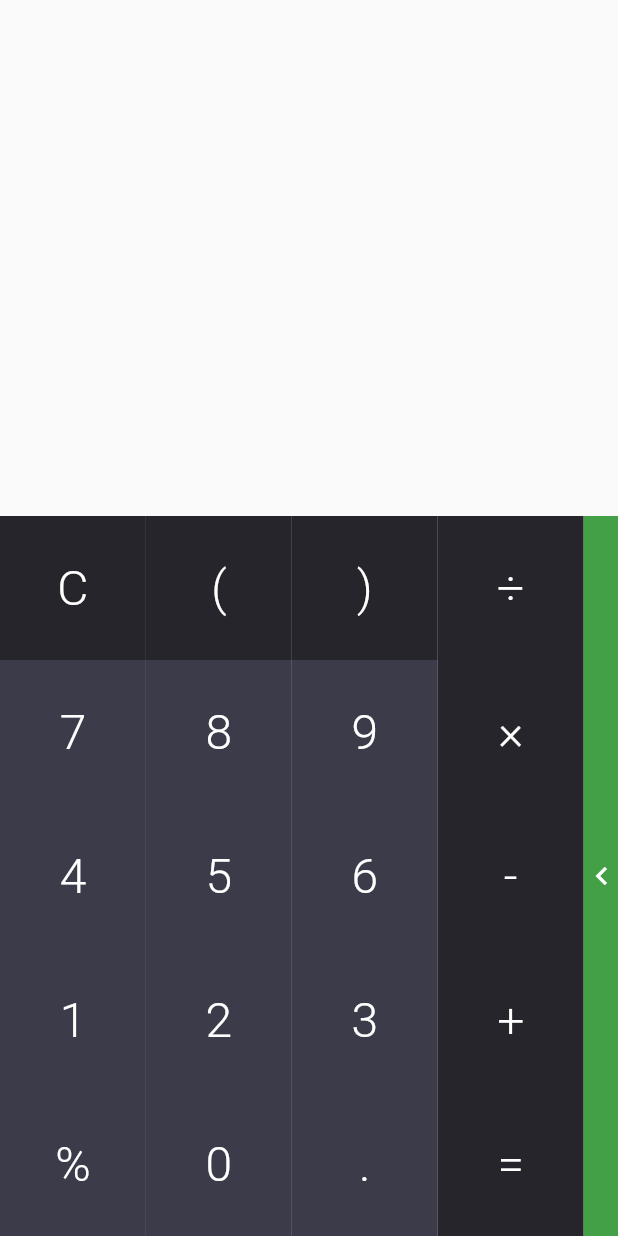
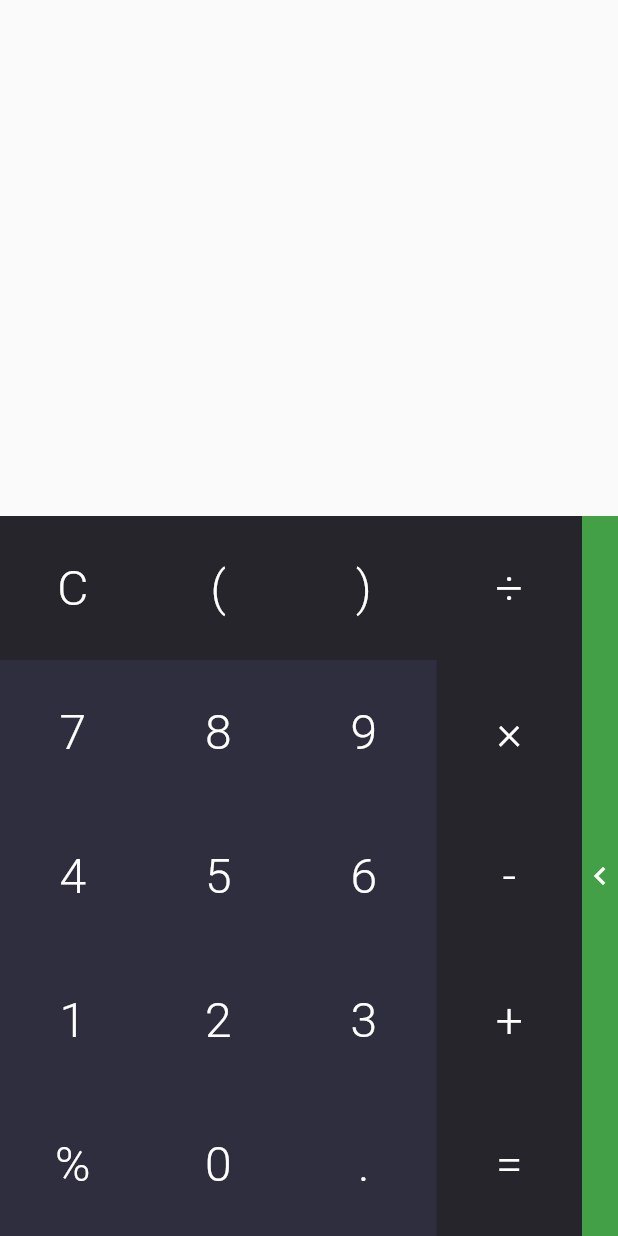
Before and after one commit to osphea/stem-calculator, a Flutter app: the screen it shows after launch, on a phone screen of 412 x 824 dp. Run offline on Flutter 3.47's test engine with Material 2 defaults, Android fonts, the phone set to English and light mode, and no system bars; our stand-ins replace math_expressions.

Commit message:
dynamic font, removed white borders around buttons when resized, refactored code

```diff
--- a/lib/calculator.dart
+++ b/lib/calculator.dart
@@ -2,23 +2,28 @@ import 'package:flutter/material.dart';
 import 'package:math_expressions/math_expressions.dart';
 import 'dart:math' as math;
 
-class Calculator extends StatefulWidget {
+class Calculator extends StatelessWidget {
   @override
-  _CalculatorState createState() => _CalculatorState();
+  Widget build(BuildContext context) {
+    return MaterialApp(
+        title: 'Calculator',
+        theme: ThemeData(
+          primarySwatch: Colors.green,
+          accentColor: Colors.green[600],
+        ),
+        home: CalculatorHome(),
+    );
+  }
 }
 
-const textFieldPadding = EdgeInsets.only(right: 8.0);
-const textFieldTextStyle = TextStyle(fontSize: 80.0, fontWeight: FontWeight.w300);
-const buttonTextStyle = TextStyle(fontSize: 32.0, fontWeight: FontWeight.w300, color: Colors.white);
-const themePrimary = Colors.green;
-var themeAccent = Colors.green[600];
-const numColor = Color.fromRGBO(48, 47, 63, .94);
-const opColor = Color.fromRGBO(22, 21, 29, .93);
-
-class _CalculatorState extends State<Calculator> {
+class _CalculatorHomeState extends State<CalculatorHome> {
   TextSelection _currentSelection = TextSelection(baseOffset: 0, extentOffset: 0);
   TextEditingController _controller = TextEditingController(text: '');
   final GlobalKey _textFieldKey = GlobalKey();
+  final textFieldPadding = EdgeInsets.only(right: 8.0);
+  static TextStyle textFieldTextStyle = TextStyle(fontSize: 80.0, fontWeight: FontWeight.w300);
+  Color _numColor = Color.fromRGBO(48, 47, 63, .94);
+  Color _opColor = Color.fromRGBO(22, 21, 29, .93);
   double _fontSize = textFieldTextStyle.fontSize;
   final _pageController = PageController(initialPage: 0);
   bool _useRadians = false;
@@ -132,19 +137,21 @@ class _CalculatorState extends State<Calculator> {
     _onTextChanged();
   }
 
-  Widget _buildButton(Color color, String label, Function() func) {
+  Widget _buildButton(String label, [Function() func]) {
+    if (func==null) func =  (){_append(label);};
     return Expanded(
-      flex: 1,
-      child: GestureDetector(
+        child: InkResponse(
+          onTap: func,
           onLongPress: (label == 'C') ? () => _clear(true) : null,
-        child: FlatButton(
-          shape: BeveledRectangleBorder(),
+          child: Center(
               child: Text(
                 label,
-            style: buttonTextStyle,
+                style: TextStyle(
+                    fontSize: (MediaQuery.of(context).orientation == Orientation.portrait) ? 32.0 : 20.0,//24
+                    fontWeight: FontWeight.w300,
+                    color: Colors.white
                 ),
-          color: color,
-          onPressed: func,
+              )
           ),
         ),
     );
@@ -152,20 +159,15 @@ class _CalculatorState extends State<Calculator> {
 
   @override
   Widget build(BuildContext context) {
-    return MaterialApp(
-      title: 'Calculator',
-      theme: ThemeData(
-        primarySwatch: themePrimary,
-        accentColor: themeAccent,
-      ),
-      home: Scaffold(
+    return  Scaffold(
         appBar: AppBar(
           backgroundColor: Theme.of(context).canvasColor,
           elevation: 0.0,
         ),
         body: Column(
-          crossAxisAlignment: CrossAxisAlignment.end,
-          mainAxisAlignment: MainAxisAlignment.spaceEvenly,
+          //crossAxisAlignment: CrossAxisAlignment.end,
+          //stretch?
+          //mainAxisAlignment: MainAxisAlignment.spaceEvenly,
           children: [
             Expanded(
               flex: 3,
@@ -183,6 +185,7 @@ class _CalculatorState extends State<Calculator> {
             ),
             Expanded(
               flex: 5,
+               child: Material(color: _opColor,
                 child: PageView(
                 controller: _pageController,
                 children: [
@@ -190,7 +193,7 @@ class _CalculatorState extends State<Calculator> {
                     crossAxisAlignment: CrossAxisAlignment.stretch,
                     children: [
                       Expanded(
-                        flex: 17,
+                        flex: 3,
                         child: Column(
                           children: [
                             Expanded(
@@ -198,10 +201,26 @@ class _CalculatorState extends State<Calculator> {
                                 crossAxisAlignment: CrossAxisAlignment.stretch,
                                 mainAxisAlignment: MainAxisAlignment.spaceEvenly,
                                 children: [
-                                  _buildButton(opColor, 'C', _clear),
-                                  _buildButton(opColor, '(', () => _append('(')),
-                                  _buildButton(opColor, ')', () => _append(')')),
-                                  _buildButton(opColor, '÷', () => _append('÷')),
+                                  _buildButton('C', _clear),
+                                  _buildButton('('),
+                                  _buildButton(')'),
+                                ],
+                              ),
+                            ),
+                            Expanded(
+                              flex: 4,
+                              child: Material(
+                                  color: _numColor,
+                                  child: Column(
+                                children: [
+                                  Expanded(
+                                    child: Row(
+                                      crossAxisAlignment: CrossAxisAlignment.stretch,
+                                      mainAxisAlignment: MainAxisAlignment.spaceEvenly,
+                                      children: [
+                                        _buildButton('7'),
+                                        _buildButton('8'),
+                                        _buildButton('9'),
                                       ],
                                     ),
                                   ),
@@ -210,10 +229,9 @@ class _CalculatorState extends State<Calculator> {
                                       crossAxisAlignment: CrossAxisAlignment.stretch,
                                       mainAxisAlignment: MainAxisAlignment.spaceEvenly,
                                       children: [
-                                  _buildButton(numColor, '7', () => _append('7')),
-                                  _buildButton(numColor, '8', () => _append('8')),
-                                  _buildButton(numColor, '9', () => _append('9')),
-                                  _buildButton(opColor, '×', () => _append('×')),
+                                        _buildButton('4'),
+                                        _buildButton('5'),
+                                        _buildButton('6'),
                                       ],
                                     ),
                                   ),
@@ -222,10 +240,9 @@ class _CalculatorState extends State<Calculator> {
                                       crossAxisAlignment: CrossAxisAlignment.stretch,
                                       mainAxisAlignment: MainAxisAlignment.spaceEvenly,
                                       children: [
-                                  _buildButton(numColor, '4', () => _append('4')),
-                                  _buildButton(numColor, '5', () => _append('5')),
-                                  _buildButton(numColor, '6', () => _append('6')),
-                                  _buildButton(opColor, '-', () => _append('-')),
+                                        _buildButton('1'),
+                                        _buildButton('2'),
+                                        _buildButton('3'),
                                       ],
                                     ),
                                   ),
@@ -234,33 +251,33 @@ class _CalculatorState extends State<Calculator> {
                                       crossAxisAlignment: CrossAxisAlignment.stretch,
                                       mainAxisAlignment: MainAxisAlignment.spaceEvenly,
                                       children: [
-                                  _buildButton(numColor, '1', () => _append('1')),
-                                  _buildButton(numColor, '2', () => _append('2')),
-                                  _buildButton(numColor, '3', () => _append('3')),
-                                  _buildButton(opColor, '+', () => _append('+')),
-                                ],
-                              ),
-                            ),
-                            Expanded(
-                              child: Row(
-                                crossAxisAlignment: CrossAxisAlignment.stretch,
-                                mainAxisAlignment: MainAxisAlignment.spaceEvenly,
-                                children: [
-                                  _buildButton(numColor, '%', () => _append('%')),
-                                  _buildButton(numColor, '0', () => _append('0')),
-                                  _buildButton(numColor, '.', () => _append('.')),
-                                  _buildButton(opColor, '=', _equals),
+                                        _buildButton('%'),
+                                        _buildButton('0'),
+                                        _buildButton('.'),
                                       ],
                                     ),
                                   ),
                                 ],
                               ),
                             ),
+                            ),
+                          ],
+                        ),
+                      ),
                       Expanded(
-                        flex: 1,
-                        child: InkWell(
+                        child: Column(
+                          children: <Widget>[
+                            _buildButton('÷'),
+                            _buildButton('×'),
+                            _buildButton('-'),
+                            _buildButton('+'),
+                            _buildButton('=', _equals),
+                          ],
+                        )
+                        ),
+                      InkWell(
                           child: Container(
-                            color: themeAccent,
+                            color: Theme.of(context).accentColor,
                             child: Icon(
                               Icons.chevron_left,
                               color: Colors.white,
@@ -272,9 +289,11 @@ class _CalculatorState extends State<Calculator> {
                             curve: Curves.ease,
                           ),
                         ),
-                      ),
                     ],
                   ),
+                  Material(
+                    color: Theme.of(context).accentColor,
+                    child:
                   Column(
                     children: [
                       Expanded(
@@ -282,9 +301,9 @@ class _CalculatorState extends State<Calculator> {
                           crossAxisAlignment: CrossAxisAlignment.stretch,
                           mainAxisAlignment: MainAxisAlignment.spaceEvenly,
                           children: [
-                            _buildButton(themeAccent, 'sin', () => _append('sin(')),
-                            _buildButton(themeAccent, 'cos', () => _append('cos(')),
-                            _buildButton(themeAccent, 'tan', () => _append('tan(')),
+                            _buildButton('sin', () => _append('sin(')),
+                            _buildButton('cos', () => _append('cos(')),
+                            _buildButton('tan', () => _append('tan(')),
                           ],
                         ),
                       ),
@@ -293,9 +312,9 @@ class _CalculatorState extends State<Calculator> {
                           crossAxisAlignment: CrossAxisAlignment.stretch,
                           mainAxisAlignment: MainAxisAlignment.spaceEvenly,
                           children: [
-                            _buildButton(themeAccent, 'ln', () => _append('ln(')),
-                            _buildButton(themeAccent, 'log', () => _append('log(')),
-                            _buildButton(themeAccent, '√', () => _append('√(')),
+                            _buildButton('ln', () => _append('ln(')),
+                            _buildButton('log', () => _append('log(')),
+                            _buildButton('√', () => _append('√(')),
                           ],
                         ),
                       ),
@@ -304,9 +323,9 @@ class _CalculatorState extends State<Calculator> {
                           crossAxisAlignment: CrossAxisAlignment.stretch,
                           mainAxisAlignment: MainAxisAlignment.spaceEvenly,
                           children: [
-                            _buildButton(themeAccent, 'π', () => _append('π')),
-                            _buildButton(themeAccent, 'e', () => _append('℮')),
-                            _buildButton(themeAccent, '^', () => _append('^(')),
+                            _buildButton('π', () => _append('π')),
+                            _buildButton('e', () => _append('℮')),
+                            _buildButton('^', () => _append('^(')),
                           ],
                         ),
                       ),
@@ -315,22 +334,28 @@ class _CalculatorState extends State<Calculator> {
                           crossAxisAlignment: CrossAxisAlignment.stretch,
                           mainAxisAlignment: MainAxisAlignment.spaceEvenly,
                           children: [
-                            //_buildButton(themeAccent, '', (){}),
-                            _buildButton(themeAccent, _useRadians ? 'RAD' : 'DEG', _changeAngleMode),
-                            //_buildButton(themeAccent, '', (){}),
+                            //_buildButton('', (){}),
+                            _buildButton(_useRadians ? 'RAD' : 'DEG', _changeAngleMode),
+                            //_buildButton('', (){}),
                           ],
                         ),
                       ),
                     ],
                   ),
+                  )
                 ],
+              ),
               ),
             ),
           ],
         ),
-      ),
       );
   }
+}
+
+class CalculatorHome extends StatefulWidget {
+  @override
+  _CalculatorHomeState createState() => _CalculatorHomeState();
 }
 
 class AlwaysDisabledFocusNode extends FocusNode {
```
Lines whose indentation alone changed are shown as unchanged.
